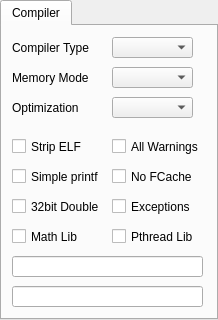
First picture: the form in propside/project.ui, repository parallaxinc/SimpleIDE, before the edit.
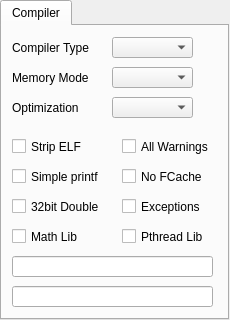
Second picture: the form after the edit.

Commit message: Better project settings layout

The edit to the form file:
```diff
--- a/propside/project.ui
+++ b/propside/project.ui
@@ -6,7 +6,7 @@
    <rect>
     <x>0</x>
     <y>0</y>
-    <width>218</width>
+    <width>230</width>
     <height>320</height>
    </rect>
   </property>
@@ -24,7 +24,7 @@
     <rect>
      <x>0</x>
      <y>0</y>
-     <width>218</width>
+     <width>229</width>
      <height>320</height>
     </rect>
    </property>
@@ -109,7 +109,7 @@
       <rect>
        <x>10</x>
        <y>200</y>
-       <width>101</width>
+       <width>111</width>
        <height>21</height>
       </rect>
      </property>
@@ -122,7 +122,7 @@
       <rect>
        <x>10</x>
        <y>170</y>
-       <width>101</width>
+       <width>111</width>
        <height>21</height>
       </rect>
      </property>
@@ -133,7 +133,7 @@
     <widget class="QCheckBox" name="checkBoxPthreadLib">
      <property name="geometry">
       <rect>
-       <x>110</x>
+       <x>120</x>
        <y>200</y>
        <width>101</width>
        <height>21</height>
@@ -148,7 +148,7 @@
       <rect>
        <x>10</x>
        <y>140</y>
-       <width>101</width>
+       <width>111</width>
        <height>21</height>
       </rect>
      </property>
@@ -159,7 +159,7 @@
     <widget class="QCheckBox" name="checkBoxWarnAll">
      <property name="geometry">
       <rect>
-       <x>110</x>
+       <x>120</x>
        <y>110</y>
        <width>101</width>
        <height>21</height>
@@ -172,7 +172,7 @@
     <widget class="QCheckBox" name="checkBoxNoFcache">
      <property name="geometry">
       <rect>
-       <x>110</x>
+       <x>120</x>
        <y>140</y>
        <width>101</width>
        <height>21</height>
@@ -185,7 +185,7 @@
     <widget class="QCheckBox" name="checkBoxExceptions">
      <property name="geometry">
       <rect>
-       <x>110</x>
+       <x>120</x>
        <y>170</y>
        <width>101</width>
        <height>21</height>
@@ -200,7 +200,7 @@
       <rect>
        <x>10</x>
        <y>110</y>
-       <width>101</width>
+       <width>111</width>
        <height>21</height>
       </rect>
      </property>
@@ -213,7 +213,7 @@
       <rect>
        <x>10</x>
        <y>230</y>
-       <width>191</width>
+       <width>201</width>
        <height>21</height>
       </rect>
      </property>
@@ -226,7 +226,7 @@
       <rect>
        <x>10</x>
        <y>260</y>
-       <width>191</width>
+       <width>201</width>
        <height>21</height>
       </rect>
      </property>
```
